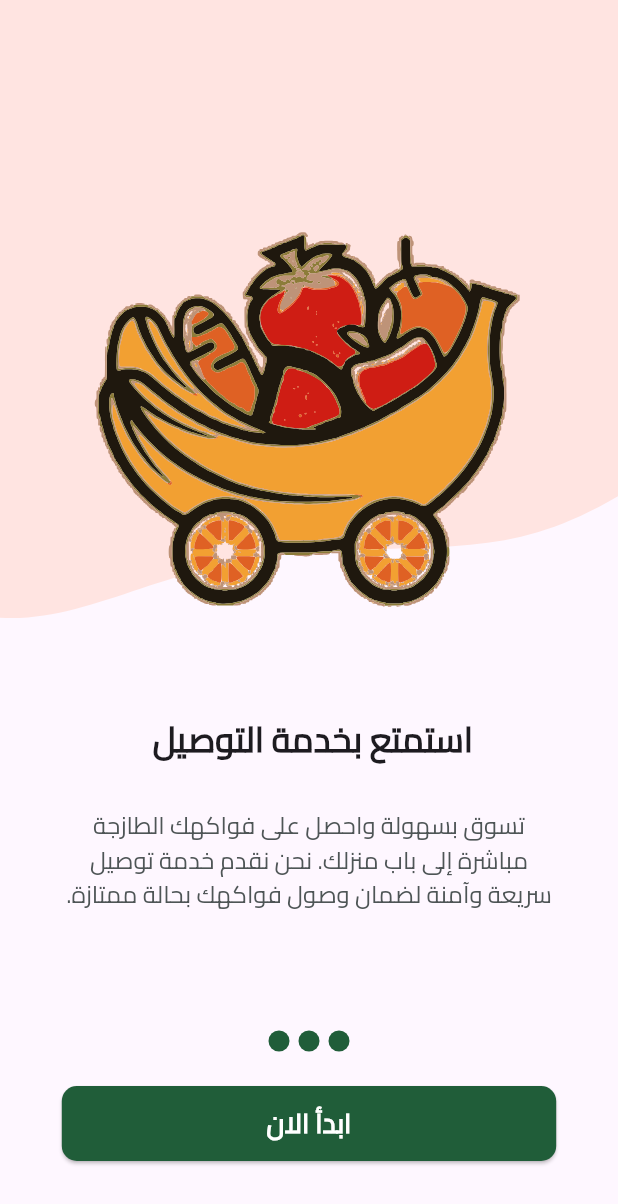
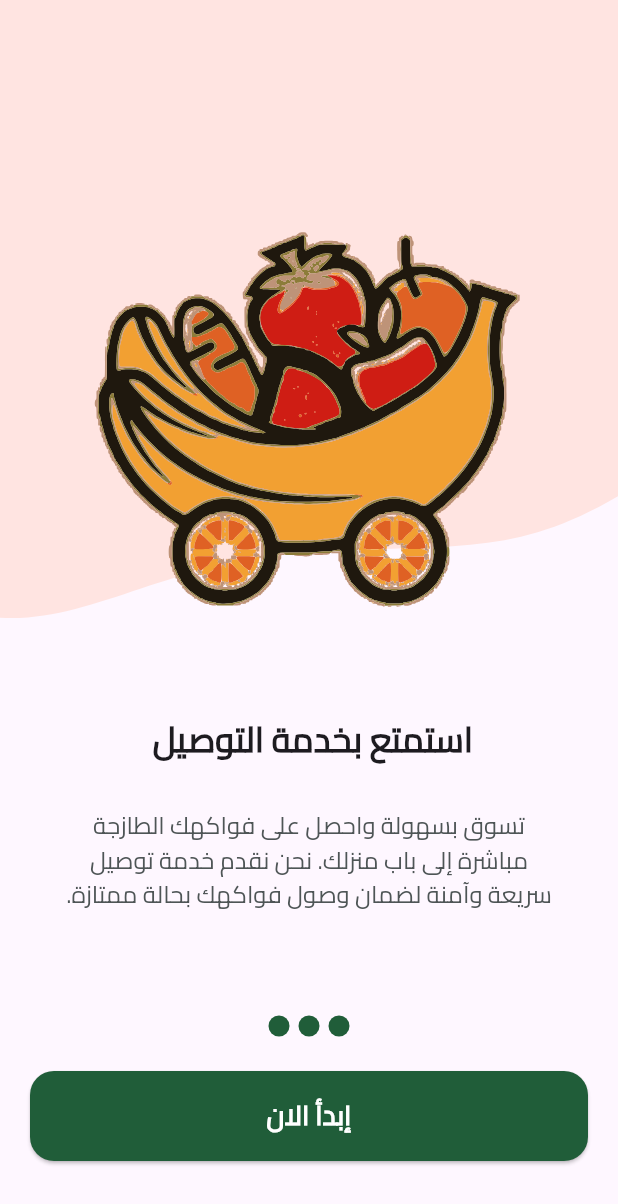
Before and after one commit to elbahy/Fruits_Hub_Ecommerce_App, a Flutter app: the screen it shows after launch, swiped to page 3, on a phone screen of 412 x 824 dp. Shown: the top 1204 px of the screen. Run offline on Flutter 3.47's test engine with Material 3 defaults, Android fonts, the phone set to English and light mode, and no system bars; our stand-ins replace flutter_svg, get_it, shared_preferences.

```diff
--- /dev/null
+++ b/lib/core/theme/app_themedata.dart
@@ -0,0 +1,15 @@
+import 'package:flutter/material.dart';
+import 'package:fruits_hub/core/utils/app_colors.dart';
+
+ThemeData themeData = ThemeData(
+  fontFamily: 'Cairo',
+  // textTheme: const TextTheme(bodyMedium: TextStyle(fontFamily: 'Cairo')),
+  appBarTheme: const AppBarTheme(
+    centerTitle: true,
+    titleTextStyle: TextStyle(
+        color: AppColors.blackColor,
+        fontSize: 20,
+        fontWeight: FontWeight.w700,
+        fontFamily: 'Cairo'),
+  ),
+);
--- a/lib/core/utils/app_assets.dart
+++ b/lib/core/utils/app_assets.dart
@@ -7,31 +7,50 @@ class Assets {
 
   /// Assets for assetsImagesAppLogo
   /// assets/images/app_logo.png
-  static const String assetsImagesAppLogoPng = "assets/images/app_logo.png";
+  static const String assetsImagesAppLogo2 = "assets/images/app_logo.png";
+
+  /// Assets for assetsImagesAppleIcon
+  /// assets/images/apple_icon.svg
+  static const String assetsImagesAppleIcon = "assets/images/apple_icon.svg";
+
+  /// Assets for assetsImagesFacebookIcon
+  /// assets/images/facebook_icon.svg
+  static const String assetsImagesFacebookIcon =
+      "assets/images/facebook_icon.svg";
+
+  /// Assets for assetsImagesGoogleIcon
+  /// assets/images/google_icon.svg
+  static const String assetsImagesGoogleIcon = "assets/images/google_icon.svg";
 
   /// Assets for assetsImagesOnboarding1Bg
   /// assets/images/onboarding1_bg.svg
-  static const String assetsImagesOnboarding1Bg = "assets/images/onboarding1_bg.svg";
+  static const String assetsImagesOnboarding1Bg =
+      "assets/images/onboarding1_bg.svg";
 
   /// Assets for assetsImagesOnboarding1Img
   /// assets/images/onboarding1_img.svg
-  static const String assetsImagesOnboarding1Img = "assets/images/onboarding1_img.svg";
+  static const String assetsImagesOnboarding1Img =
+      "assets/images/onboarding1_img.svg";
 
   /// Assets for assetsImagesOnboarding2Bg
   /// assets/images/onboarding2_bg.svg
-  static const String assetsImagesOnboarding2Bg = "assets/images/onboarding2_bg.svg";
+  static const String assetsImagesOnboarding2Bg =
+      "assets/images/onboarding2_bg.svg";
 
   /// Assets for assetsImagesOnboarding2Img
   /// assets/images/onboarding2_img.svg
-  static const String assetsImagesOnboarding2Img = "assets/images/onboarding2_img.svg";
+  static const String assetsImagesOnboarding2Img =
+      "assets/images/onboarding2_img.svg";
 
   /// Assets for assetsImagesOnboarding3Img
   /// assets/images/onboarding3_img.svg
-  static const String assetsImagesOnboarding3Img = "assets/images/onboarding3_img.svg";
+  static const String assetsImagesOnboarding3Img =
+      "assets/images/onboarding3_img.svg";
 
   /// Assets for assetsImagesSplashBottom
   /// assets/images/splash_bottom.svg
-  static const String assetsImagesSplashBottom = "assets/images/splash_bottom.svg";
+  static const String assetsImagesSplashBottom =
+      "assets/images/splash_bottom.svg";
 
   /// Assets for assetsImagesSplashTop
   /// assets/images/splash_top.svg
--- a/lib/core/utils/app_colors.dart
+++ b/lib/core/utils/app_colors.dart
@@ -3,4 +3,7 @@ import 'package:flutter/material.dart';
 abstract class AppColors {
   static const Color primaryColor = Color(0xff1B5E37);
   static const Color secondaryColor = Color(0xffF4A91F);
+  static const Color blackColor = Color(0xff0C0D0D);
+  static const Color textColor = Color(0xff2D9F5D);
+  static const Color grey = Colors.grey;
 }
--- /dev/null
+++ b/lib/core/widgets/custom_button_widget.dart
@@ -0,0 +1,31 @@
+import 'package:flutter/material.dart';
+
+class CustomButton extends StatelessWidget {
+  const CustomButton({
+    super.key,
+    required this.onPressed,
+    required this.text,
+  });
+  final void Function() onPressed;
+  final String text;
+  @override
+  Widget build(BuildContext context) {
+    return ElevatedButton(
+      onPressed: onPressed,
+      style: ElevatedButton.styleFrom(
+        minimumSize: Size(MediaQuery.of(context).size.width, 60),
+        backgroundColor: const Color(0xff205D39),
+        shape: const RoundedRectangleBorder(
+            borderRadius: BorderRadius.all(Radius.circular(16))),
+      ),
+      child: Text(
+        text,
+        style: const TextStyle(
+            color: Colors.white,
+            fontSize: 18,
+            fontFamily: 'Cairo',
+            fontWeight: FontWeight.bold),
+      ),
+    );
+  }
+}
--- a/lib/features/onboarding/presentation/views/onboarding_view.dart
+++ b/lib/features/onboarding/presentation/views/onboarding_view.dart
@@ -1,10 +1,11 @@
 import 'package:flutter/material.dart';
 import 'package:fruits_hub/core/database/cache/cache_helper.dart';
+import 'package:fruits_hub/core/router/app_routers.dart';
 import 'package:fruits_hub/core/services/service_locator.dart';
 import 'package:fruits_hub/features/onboarding/data/onboarding_model.dart';
 import 'package:fruits_hub/features/onboarding/presentation/widgets/custom_dots_widget.dart';
 import 'package:fruits_hub/features/onboarding/presentation/widgets/onboarding_page_view_item.dart';
-import 'package:fruits_hub/features/onboarding/presentation/widgets/start_button.dart';
+import 'package:fruits_hub/core/widgets/custom_button_widget.dart';
 
 class OnBoardingView extends StatefulWidget {
   const OnBoardingView({super.key});
@@ -62,9 +63,19 @@ class _OnBoardingViewState extends State<OnBoardingView> {
           CustomDotsWidget(currentPage: currentPage),
           const SizedBox(height: 20),
           currentPage == onBoardingList.length - 1
-              ? const StartButton()
+              ? Padding(
+                  padding: const EdgeInsets.symmetric(horizontal: 20),
+                  child: CustomButton(
+                    onPressed: () {
+                      Navigator.pushReplacementNamed(context, AppRouters.login);
+                      getIt<CacheHelper>()
+                          .saveData(key: "isVisited", value: true);
+                    },
+                    text: "إبدأ الان",
+                  ),
+                )
               : SizedBox(
-                  height: 50, width: MediaQuery.of(context).size.width * 0.8),
+                  height: 60, width: MediaQuery.of(context).size.width * 0.8),
           const SizedBox(height: 50),
         ],
       ),
--- a/lib/features/onboarding/presentation/widgets/start_button.dart
+++ /dev/null
@@ -1,34 +0,0 @@
-import 'package:flutter/material.dart';
-import 'package:fruits_hub/core/database/cache/cache_helper.dart';
-import 'package:fruits_hub/core/router/app_routers.dart';
-import 'package:fruits_hub/core/services/service_locator.dart';
-
-class StartButton extends StatelessWidget {
-  const StartButton({
-    super.key,
-  });
-
-  @override
-  Widget build(BuildContext context) {
-    return ElevatedButton(
-      onPressed: () {
-        Navigator.pushReplacementNamed(context, AppRouters.login);
-        getIt<CacheHelper>().saveData(key: "isVisited", value: true);
-      },
-      style: ElevatedButton.styleFrom(
-        minimumSize: Size(MediaQuery.of(context).size.width * 0.8, 50),
-        backgroundColor: const Color(0xff205D39),
-        shape: const RoundedRectangleBorder(
-            borderRadius: BorderRadius.all(Radius.circular(10))),
-      ),
-      child: const Text(
-        'ابدأ الان',
-        style: TextStyle(
-            color: Colors.white,
-            fontSize: 18,
-            fontFamily: 'Cairo',
-            fontWeight: FontWeight.bold),
-      ),
-    );
-  }
-}
--- a/lib/main.dart
+++ b/lib/main.dart
@@ -4,6 +4,8 @@ import 'package:fruits_hub/core/database/cache/cache_helper.dart';
 import 'package:fruits_hub/core/router/app_routers.dart';
 import 'package:fruits_hub/core/router/rotuting.dart';
 import 'package:fruits_hub/core/services/service_locator.dart';
+import 'package:fruits_hub/core/theme/app_themedata.dart';
+import 'package:fruits_hub/core/utils/app_colors.dart';
 import 'package:fruits_hub/generated/l10n.dart';
 
 void main() async {
@@ -31,9 +33,7 @@ class FruitsHubApp extends StatelessWidget {
       title: 'Fruits Hub',
       onGenerateRoute: onGenerateRoute,
       initialRoute: AppRouters.splash,
-      theme: ThemeData(
-        textTheme: const TextTheme(bodyMedium: TextStyle(fontFamily: 'Cairo')),
-      ),
+      theme: themeData,
     );
   }
 }
```
Also changed, not shown: lib/core/utils/app_styles.dart (+75 -0 lines), lib/features/auth/presentation/views/login_view.dart (+23 -2 lines), lib/features/auth/presentation/widgets/create_account_text.dart (added, +29 -0 lines), lib/features/auth/presentation/widgets/custom_divider_widget.dart (added, +25 -0 lines), lib/features/auth/presentation/widgets/custom_text_field.dart (added, +57 -0 lines), lib/features/auth/presentation/widgets/login_form_widget.dart (added, +30 -0 lines), lib/features/auth/presentation/widgets/social_login_button_widget.dart (added, +40 -0 lines), lib/features/auth/presentation/widgets/soical_login_section.dart (added, +34 -0 lines), assets/images/apple_icon.svg (added), assets/images/facebook_icon.svg (added), assets/images/google_icon.svg (added).
